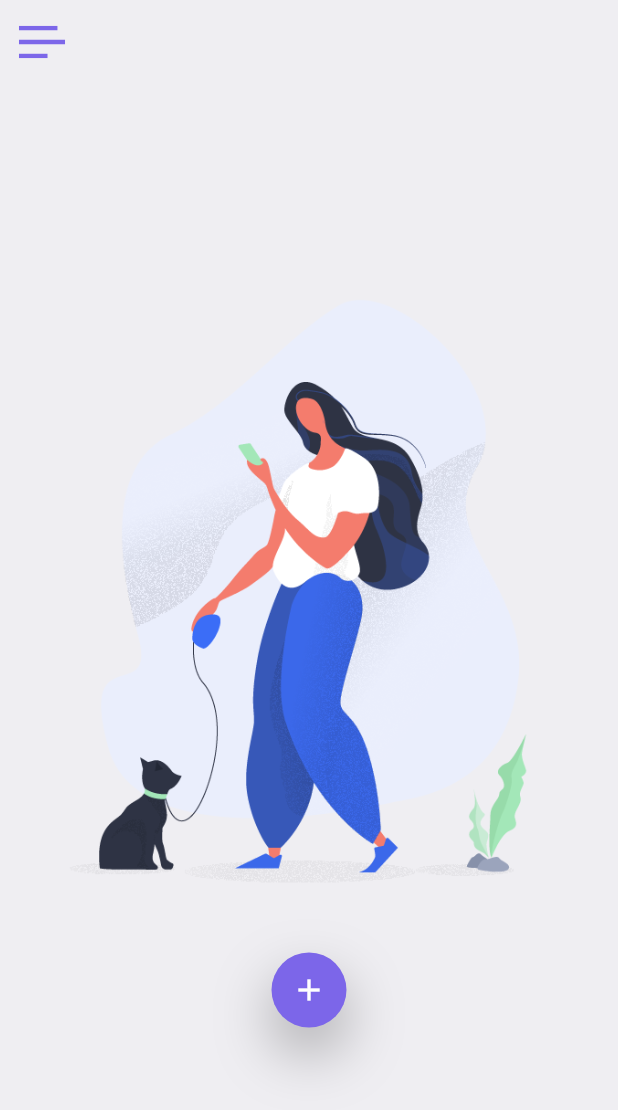
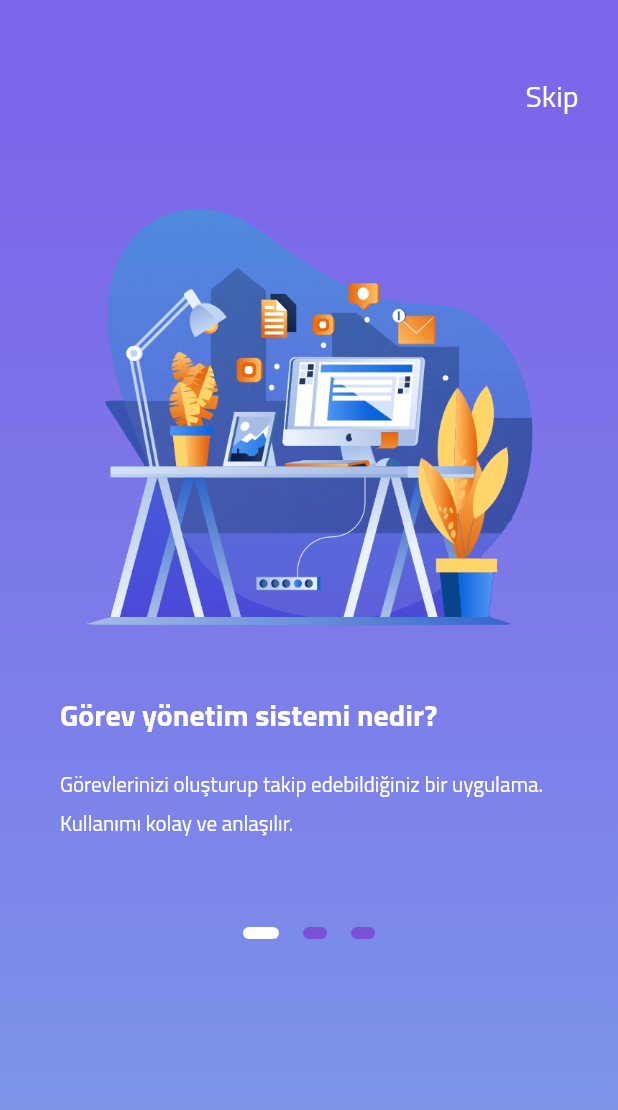
Before and after one commit to dizdaroglu/task-manager, a Flutter app: the screen it shows after launch, on a phone screen of 412 x 824 dp. Shown: the top 1110 px of the screen. Run offline on Flutter 3.47's test engine with Material 2 defaults, Android fonts, the phone set to English and light mode, and no system bars; our stand-ins replace flutter_svg, table_calendar.

Commit message:
onboarding screen eklendi

```diff
--- a/lib/main.dart
+++ b/lib/main.dart
@@ -4,6 +4,7 @@ import 'package:provider/provider.dart';
 import 'package:task_manager/models/taskData.dart';
 import 'package:task_manager/models/task_model.dart';
 import 'package:task_manager/screens/home_screen.dart';
+import 'package:task_manager/screens/onboarding_screen.dart';
 
 void main() => runApp(MyApp());
 
@@ -17,7 +18,7 @@ class MyApp extends StatelessWidget {
           debugShowCheckedModeBanner: false,
           theme: ThemeData(
               fontFamily: "Cairo", scaffoldBackgroundColor: Color(0XFFEFEEF2)),
-          home: HomeScreen()),
+          home: OnBoardingScreen()),
     );
   }
 }
--- a/lib/screens/add_task_screen.dart
+++ b/lib/screens/add_task_screen.dart
@@ -32,7 +32,8 @@ class _AddTaskScreenState extends State<AddTaskScreen> {
 
     var size = MediaQuery.of(context).size;
     return Scaffold(
-      body: Container(
+      body: SingleChildScrollView(
+        child: Container(
           color: Color(0XFF7C66E9),
           height: MediaQuery.of(context).size.height,
           width: double.infinity,
@@ -74,7 +75,8 @@ class _AddTaskScreenState extends State<AddTaskScreen> {
                     decoration: InputDecoration(
                       hintText: "Enter Title",
                       hintStyle: TextStyle(
-                        color: Color(0XFFA191EF), fontWeight: FontWeight.bold),
+                          color: Color(0XFFA191EF),
+                          fontWeight: FontWeight.bold),
                       labelStyle: TextStyle(color: Colors.red),
                       enabledBorder: UnderlineInputBorder(
                         borderSide: BorderSide(color: Color(0XFFA191EF)),
@@ -174,8 +176,8 @@ class _AddTaskScreenState extends State<AddTaskScreen> {
                         },
                         child: Container(
                           alignment: Alignment.center,
-                        padding:
-                            EdgeInsets.symmetric(horizontal: 30, vertical: 10),
+                          padding: EdgeInsets.symmetric(
+                              horizontal: 30, vertical: 10),
                           decoration: BoxDecoration(
                             //    color: Color(0XFF7C66E9),
                             border: Border.all(color: Colors.white),
@@ -204,8 +206,8 @@ class _AddTaskScreenState extends State<AddTaskScreen> {
                         },
                         child: Container(
                           alignment: Alignment.center,
-                        padding:
-                            EdgeInsets.symmetric(horizontal: 40, vertical: 10),
+                          padding: EdgeInsets.symmetric(
+                              horizontal: 40, vertical: 10),
                           decoration: BoxDecoration(
                             color: Color(0XFFFFA127),
                             borderRadius: BorderRadius.circular(20),
@@ -221,6 +223,7 @@ class _AddTaskScreenState extends State<AddTaskScreen> {
                 ),
               )
             ],
+          ),
         ),
       ),
     );
--- /dev/null
+++ b/lib/screens/onboarding_screen.dart
@@ -0,0 +1,243 @@
+import 'package:flutter/material.dart';
+import 'package:flutter/services.dart';
+import 'package:task_manager/screens/home_screen.dart';
+
+class OnBoardingScreen extends StatefulWidget {
+  OnBoardingScreen({Key key}) : super(key: key);
+
+  @override
+  _OnBoardingScreenState createState() => _OnBoardingScreenState();
+}
+
+class _OnBoardingScreenState extends State<OnBoardingScreen> {
+  final int _numPage = 3;
+  final PageController _pageController = PageController(initialPage: 0);
+  int _currentPage = 0;
+
+  List<Widget> _buildPageIndicator() {
+    List<Widget> list = [];
+    for (var i = 0; i < _numPage; i++) {
+      list.add(i == _currentPage ? _indicator(true) : _indicator(false));
+    }
+    return list;
+  }
+
+  Widget _indicator(bool isActive) {
+    return AnimatedContainer(
+      duration: Duration(microseconds: 150),
+      margin: EdgeInsets.symmetric(horizontal: 8),
+      height: 8,
+      width: isActive ? 24 : 16,
+      decoration: BoxDecoration(
+          color: isActive ? Colors.white : Color(0xFF7B51D3),
+          borderRadius: BorderRadius.all(Radius.circular(12))),
+    );
+  }
+
+  @override
+  Widget build(BuildContext context) {
+    return Scaffold(
+        body: AnnotatedRegion<SystemUiOverlayStyle>(
+          value: SystemUiOverlayStyle.light,
+          child: Container(
+            decoration: BoxDecoration(
+                gradient: LinearGradient(
+                    begin: Alignment.topCenter,
+                    end: Alignment.bottomCenter,
+                    stops: [
+                  0.1,
+                  0.4,
+                  0.7,
+                  0.9
+                ],
+                    colors: [
+                  Color(0XFF7C66E9),
+                  Color(0XFF7C76E9),
+                  Color(0XFF7C86E9),
+                  Color(0XFF7C96E9)
+                ])),
+            child: Padding(
+              padding: EdgeInsets.symmetric(vertical: 40),
+              child: Column(
+                crossAxisAlignment: CrossAxisAlignment.stretch,
+                children: <Widget>[
+                  Container(
+                    alignment: Alignment.centerRight,
+                    child: FlatButton(
+                        onPressed: () {
+                          Navigator.push(
+                              context,
+                              MaterialPageRoute(
+                                  builder: (context) => HomeScreen()));
+                        },
+                        child: Text(
+                          "Skip",
+                          style: TextStyle(fontSize: 20, color: Colors.white),
+                        )),
+                  ),
+                  Container(
+                    height: 530,
+                    child: PageView(
+                      physics: ClampingScrollPhysics(),
+                      controller: _pageController,
+                      onPageChanged: (int page) {
+                        setState(() {
+                          _currentPage = page;
+                        });
+                      },
+                      children: <Widget>[
+                        PageViewScreen(
+                          path: "assets/images/onboarding0.png",
+                          title: "Görev yönetim sistemi nedir?",
+                          subTitle:
+                              "Görevlerinizi oluşturup takip edebildiğiniz bir uygulama. Kullanımı kolay ve anlaşılır.",
+                        ),
+                        PageViewScreen(
+                          circleWidget: true,
+                          path: "assets/images/onboarding1.png",
+                          title: "Renkler neyi ifade ediyor?",
+                          subTitle:
+                              "Görevlerinizi oluşturup takip edebildiğiniz bir uygulama. Kullanımı kolay ve anlaşılır.",
+                        ),
+                        PageViewScreen(
+                          path: "assets/images/onboarding2.png",
+                          title: "Hadi o zaman başlayalım!",
+                          subTitle:
+                              "Hemen görevini oluştur ve kullanmaya başla !",
+                        ),
+                      ],
+                    ),
+                  ),
+                  Row(
+                    mainAxisAlignment: MainAxisAlignment.center,
+                    children: _buildPageIndicator(),
+                  ),
+                ],
+              ),
+            ),
+          ),
+        ),
+        bottomSheet: _currentPage == _numPage - 1
+            ? Container(
+                height: 100,
+                width: double.infinity,
+                color: Colors.white,
+                child: GestureDetector(
+                  onTap: () {
+                    Navigator.push(context,
+                        MaterialPageRoute(builder: (context) => HomeScreen()));
+                  },
+                  child: Center(
+                    child: Padding(
+                      padding: EdgeInsets.all(30),
+                      child: Text("Get started",
+                          style: TextStyle(
+                              color: Color(0xFF5B16D0),
+                              fontSize: 20,
+                              fontWeight: FontWeight.bold)),
+                    ),
+                  ),
+                ),
+              )
+            : Text(""));
+  }
+}
+
+class PageViewScreen extends StatelessWidget {
+  final String path;
+  final String title;
+  final String subTitle;
+  final bool circleWidget;
+
+  const PageViewScreen({
+    Key key,
+    this.path,
+    this.title,
+    this.subTitle,
+    this.circleWidget = false,
+  }) : super(key: key);
+
+  @override
+  Widget build(BuildContext context) {
+    return Padding(
+      padding: EdgeInsets.all(40),
+      child: Column(
+        crossAxisAlignment: CrossAxisAlignment.start,
+        children: <Widget>[
+          Center(
+            child: Image.asset(
+              path,
+              width: 300,
+              height: 300,
+            ),
+          ),
+          SizedBox(
+            height: 30,
+          ),
+          Text(
+            title,
+            style: TextStyle(
+                fontWeight: FontWeight.bold, color: Colors.white, fontSize: 20),
+          ),
+          SizedBox(
+            height: 15,
+          ),
+          circleWidget
+              ? Row(
+                  mainAxisAlignment: MainAxisAlignment.spaceAround,
+                  children: <Widget>[
+                    CircleColor(
+                      text: "Günlük",
+                      color: Color(0XFF7A87BE),
+                    ),
+                    CircleColor(
+                      text: "Haftalık",
+                      color: Color(0XFFF58867),
+                    ),
+                    CircleColor(
+                      text: "Aylık",
+                      color: Color(0XFF48B8AA),
+                    ),
+                  ],
+                )
+              : Text(
+                  subTitle,
+                  style: TextStyle(
+                    color: Colors.white,
+                  ),
+                ),
+        ],
+      ),
+    );
+  }
+}
+
+class CircleColor extends StatelessWidget {
+  final String text;
+  final Color color;
+
+  const CircleColor({
+    Key key,
+    this.text,
+    this.color,
+  }) : super(key: key);
+
+  @override
+  Widget build(BuildContext context) {
+    return Container(
+      child: Column(
+        children: <Widget>[
+          Container(
+            height: 35,
+            width: 35,
+            decoration: BoxDecoration(color: color, shape: BoxShape.circle),
+          ),
+          Text(
+            text,
+            style: TextStyle(color: Colors.white),
+          )
+        ],
+      ),
+    );
+  }
+}
--- a/pubspec.yaml
+++ b/pubspec.yaml
@@ -51,7 +51,7 @@ flutter:
   # To add assets to your application, add an assets section, like this:
   assets:
     - assets/icons/
-  #   - images/a_dot_ham.jpeg
+    - assets/images/
 
   # An image asset can refer to one or more resolution-specific "variants", see
   # https://flutter.dev/assets-and-images/#resolution-aware.
```
Also changed, not shown: assets/images/onboarding0.png (added), assets/images/onboarding1.png (added), assets/images/onboarding2.png (added), 1 other file. Lines whose indentation alone changed are shown as unchanged.
